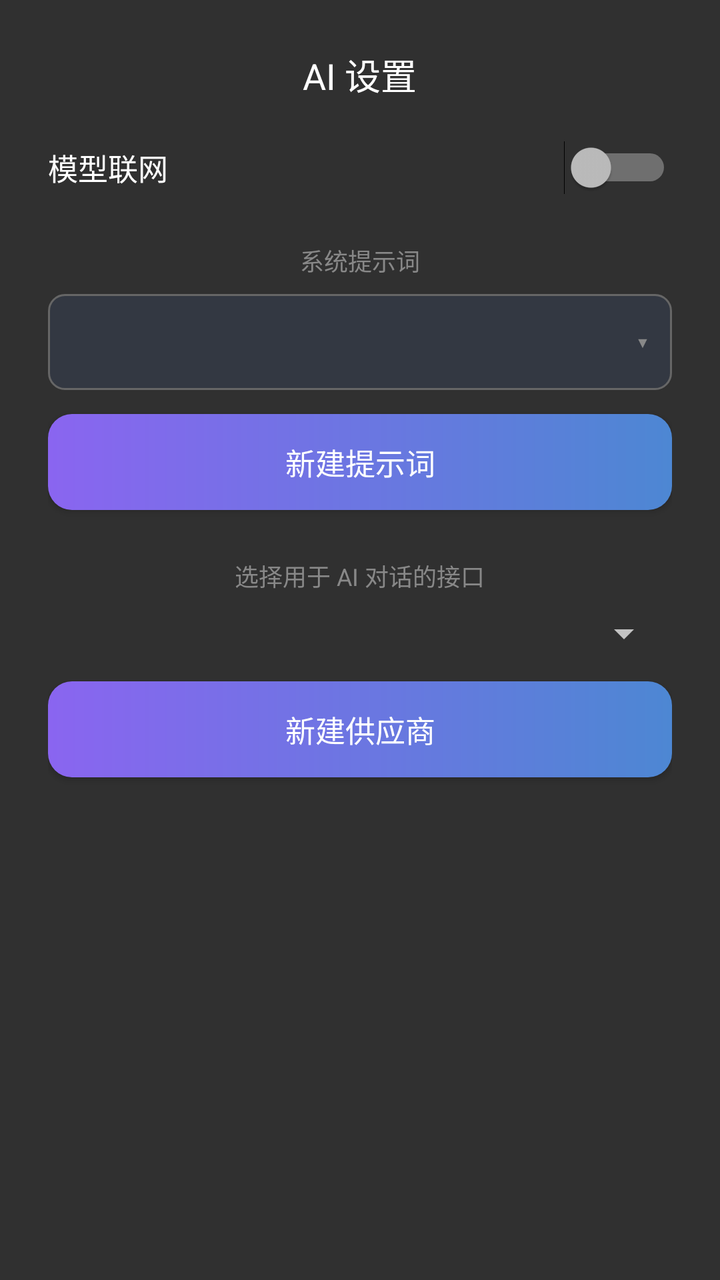
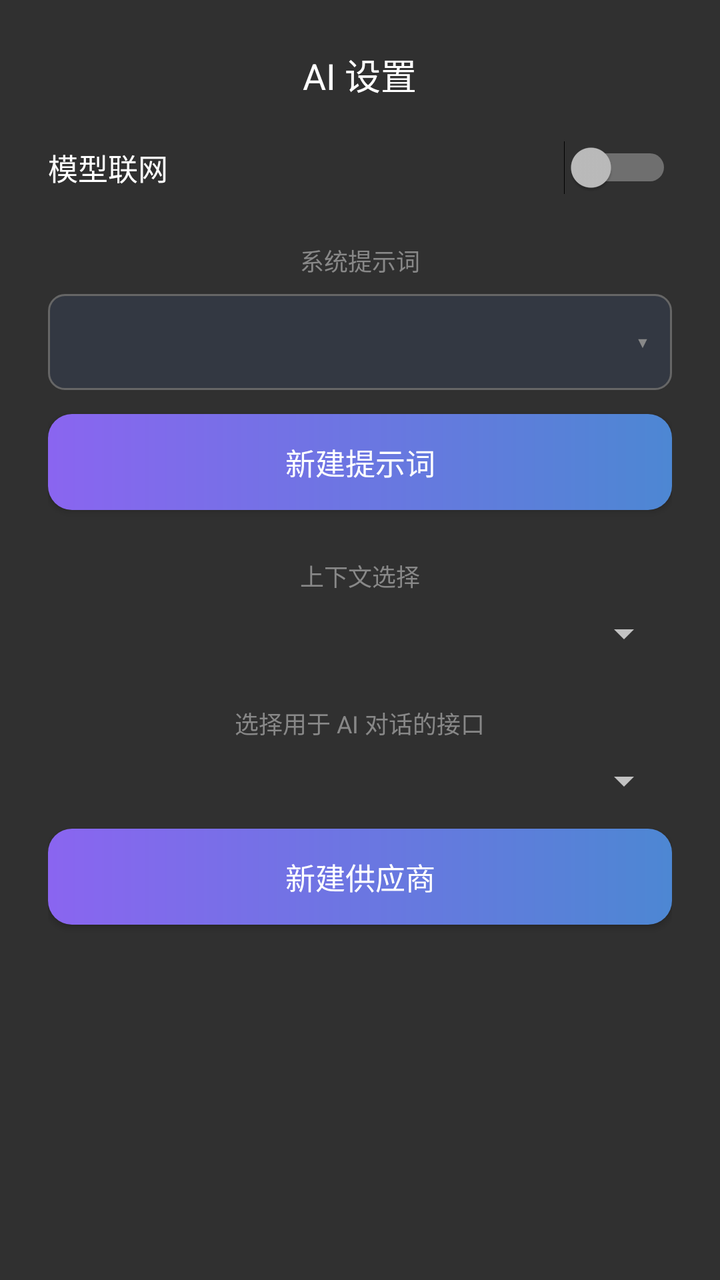

Compare the two renders of this Android layout. The source of the first and the diff that turns it into the second are given below.
<!-- AndroidManifest.xml: application theme Theme.AppCompat.NoActionBar -->
<!-- res/layout/fragment_ai_settings.xml -->
<?xml version="1.0" encoding="utf-8"?>
<ScrollView xmlns:android="http://schemas.android.com/apk/res/android"
    android:id="@+id/scrollAiSettings"
    android:layout_width="match_parent"
    android:layout_height="match_parent"
    android:fillViewport="true">

    <LinearLayout
        android:layout_width="match_parent"
        android:layout_height="wrap_content"
        android:orientation="vertical"
        android:gravity="center_horizontal"
        android:padding="24dp">

        <TextView
            android:layout_width="wrap_content"
            android:layout_height="wrap_content"
            android:text="AI 设置"
            android:textColor="#FFFFFF"
            android:textSize="18sp"
            android:layout_marginBottom="20dp" />

        
        <LinearLayout
            android:layout_width="match_parent"
            android:layout_height="wrap_content"
            android:orientation="horizontal"
            android:gravity="center_vertical">

            <TextView
                android:layout_width="0dp"
                android:layout_height="wrap_content"
                android:layout_weight="1"
                android:text="模型联网"
                android:textColor="#FFFFFF"
                android:textSize="15sp" />

            <Switch
                android:id="@+id/switchModelOnline"
                android:layout_width="wrap_content"
                android:layout_height="wrap_content" />
        </LinearLayout>

        
        <TextView
            android:layout_width="wrap_content"
            android:layout_height="wrap_content"
            android:text="系统提示词"
            android:textColor="#888888"
            android:textSize="12sp"
            android:layout_marginTop="24dp"
            android:layout_marginBottom="8dp" />

        <LinearLayout
            android:id="@+id/llPromptSelector"
            android:layout_width="match_parent"
            android:layout_height="48dp"
            android:orientation="horizontal"
            android:gravity="center_vertical"
            android:background="@drawable/edittext_background">

            <TextView
                android:id="@+id/tvSelectedPrompt"
                android:layout_width="0dp"
                android:layout_height="wrap_content"
                android:layout_weight="1"
                android:paddingStart="12dp"
                android:textColor="#FFFFFF"
                android:textSize="15sp" />

            <TextView
                android:layout_width="wrap_content"
                android:layout_height="wrap_content"
                android:paddingEnd="12dp"
                android:text="▾"
                android:textColor="#888888"
                android:textSize="15sp" />
        </LinearLayout>

        <Button
            android:id="@+id/btnAddPrompt"
            android:layout_width="match_parent"
            android:layout_height="48dp"
            android:layout_marginTop="12dp"
            android:text="新建提示词"
            android:textColor="#FFFFFF"
            android:textSize="15sp"
            android:background="@drawable/create_project_button" />

        
        <TextView
            android:layout_width="wrap_content"
            android:layout_height="wrap_content"
            android:text="选择用于 AI 对话的接口"
            android:textColor="#888888"
            android:textSize="12sp"
            android:layout_marginTop="24dp"
            android:layout_marginBottom="8dp" />

        <Spinner
            android:id="@+id/spinnerProvider"
            android:layout_width="match_parent"
            android:layout_height="wrap_content"
            android:popupBackground="#10141D" />

        <Button
            android:id="@+id/btnAddProvider"
            android:layout_width="match_parent"
            android:layout_height="48dp"
            android:layout_marginTop="12dp"
            android:text="新建供应商"
            android:textColor="#FFFFFF"
            android:textSize="15sp"
            android:background="@drawable/create_project_button" />

    </LinearLayout>
</ScrollView>
<!-- resources referenced by this layout -->
<resources>
  <!-- drawable create_project_button (drawable) -->
  <?xml version="1.0" encoding="utf-8"?>
  <shape xmlns:android="http://schemas.android.com/apk/res/android"
      android:shape="rectangle"> 
  
      
      <gradient
          android:startColor="#8A65F0"
          android:endColor="#4D87D3"
          android:angle="0" />         
  
      
      <corners android:radius="12dp" />
  
  </shape>
  <!-- drawable edittext_background (drawable) -->
  <?xml version="1.0" encoding="utf-8"?>
  <shape xmlns:android="http://schemas.android.com/apk/res/android">
      <solid android:color="#333842" />
      <corners android:radius="8dp" />
      <stroke
          android:width="1dp"
          android:color="#666666" />
  </shape>
</resources>

<!-- the commit's change to res/layout/fragment_ai_settings.xml (unified diff, before → after) -->
@@ -91,6 +91,22 @@
         <TextView
             android:layout_width="wrap_content"
             android:layout_height="wrap_content"
+            android:text="上下文选择"
+            android:textColor="#888888"
+            android:textSize="12sp"
+            android:layout_marginTop="24dp"
+            android:layout_marginBottom="8dp" />
+
+        <Spinner
+            android:id="@+id/spinnerContextMode"
+            android:layout_width="match_parent"
+            android:layout_height="wrap_content"
+            android:popupBackground="#10141D" />
+
+        
+        <TextView
+            android:layout_width="wrap_content"
+            android:layout_height="wrap_content"
             android:text="选择用于 AI 对话的接口"
             android:textColor="#888888"
             android:textSize="12sp"
